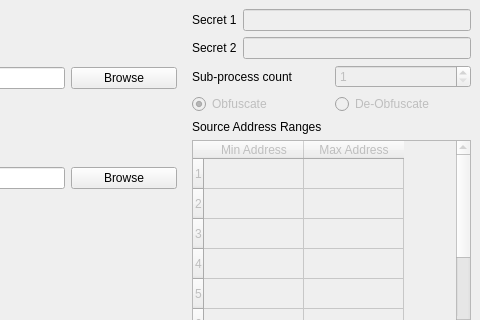
vladimirdelvis/File-Obfuscator, file mainwindow.ui: the form before one commit; both pictures show x 382 to 862 and y 0 to 320 of the 862 by 760 pixel window.
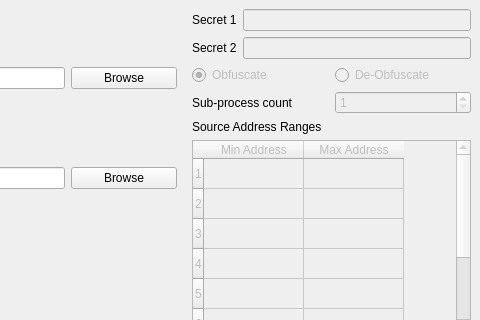
The form after the commit.

Diff of the .ui file:
```diff
--- a/mainwindow.ui
+++ b/mainwindow.ui
@@ -252,6 +252,36 @@
           </item>
          </layout>
         </item>
+        <item>
+         <layout class="QHBoxLayout" name="horizontalLayout_8">
+          <item>
+           <widget class="QRadioButton" name="obf_mode_button">
+            <property name="enabled">
+             <bool>false</bool>
+            </property>
+            <property name="text">
+             <string>Obfuscate</string>
+            </property>
+            <property name="checked">
+             <bool>true</bool>
+            </property>
+           </widget>
+          </item>
+          <item>
+           <widget class="QRadioButton" name="dobf_mode_button">
+            <property name="enabled">
+             <bool>false</bool>
+            </property>
+            <property name="text">
+             <string>De-Obfuscate</string>
+            </property>
+            <property name="checked">
+             <bool>false</bool>
+            </property>
+           </widget>
+          </item>
+         </layout>
+        </item>
         <item>
          <layout class="QHBoxLayout" name="horizontalLayout_7">
           <item>
@@ -276,36 +306,6 @@
           </item>
          </layout>
         </item>
-        <item>
-         <layout class="QHBoxLayout" name="horizontalLayout_8">
-          <item>
-           <widget class="QRadioButton" name="obf_mode_button">
-            <property name="enabled">
-             <bool>false</bool>
-            </property>
-            <property name="text">
-             <string>Obfuscate</string>
-            </property>
-            <property name="checked">
-             <bool>true</bool>
-            </property>
-           </widget>
-          </item>
-          <item>
-           <widget class="QRadioButton" name="dobf_mode_button">
-            <property name="enabled">
-             <bool>false</bool>
-            </property>
-            <property name="text">
-             <string>De-Obfuscate</string>
-            </property>
-            <property name="checked">
-             <bool>false</bool>
-            </property>
-           </widget>
-          </item>
-         </layout>
-        </item>
         <item>
          <widget class="QLabel" name="slicer1_lbl">
           <property name="text">
```
Left out of the diff: 33 changed lines with no effect on the pictures.
